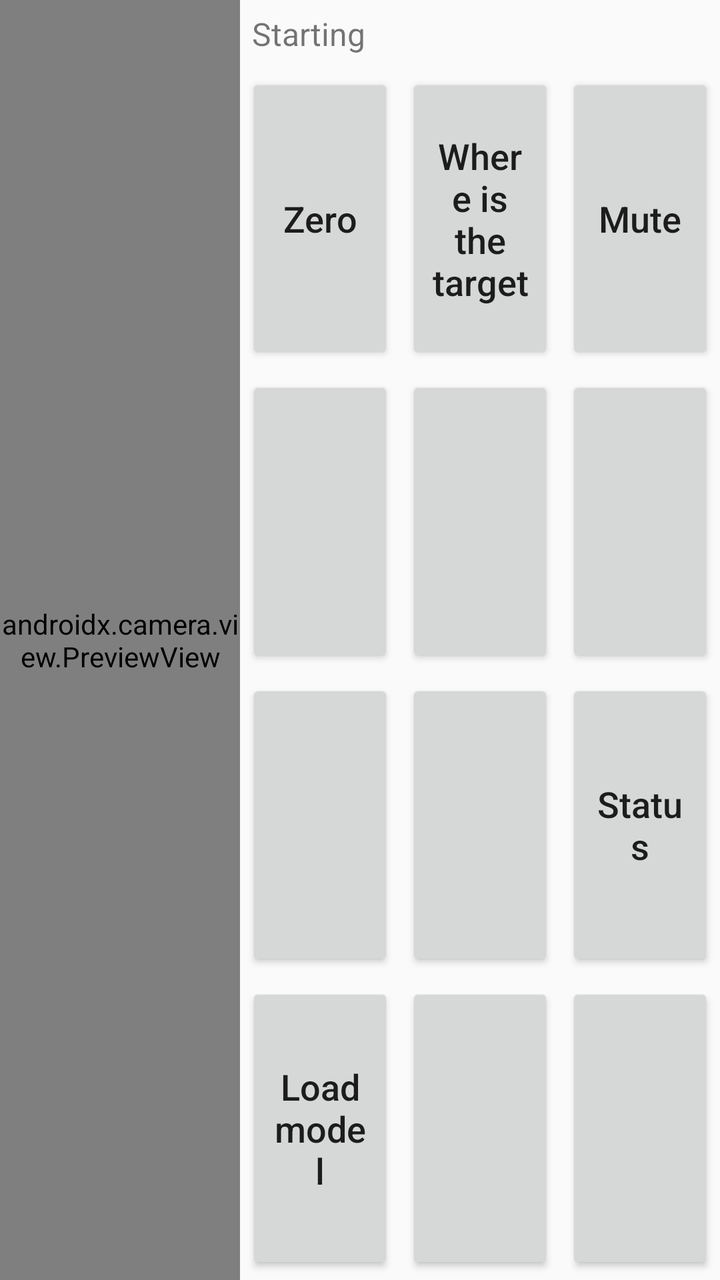
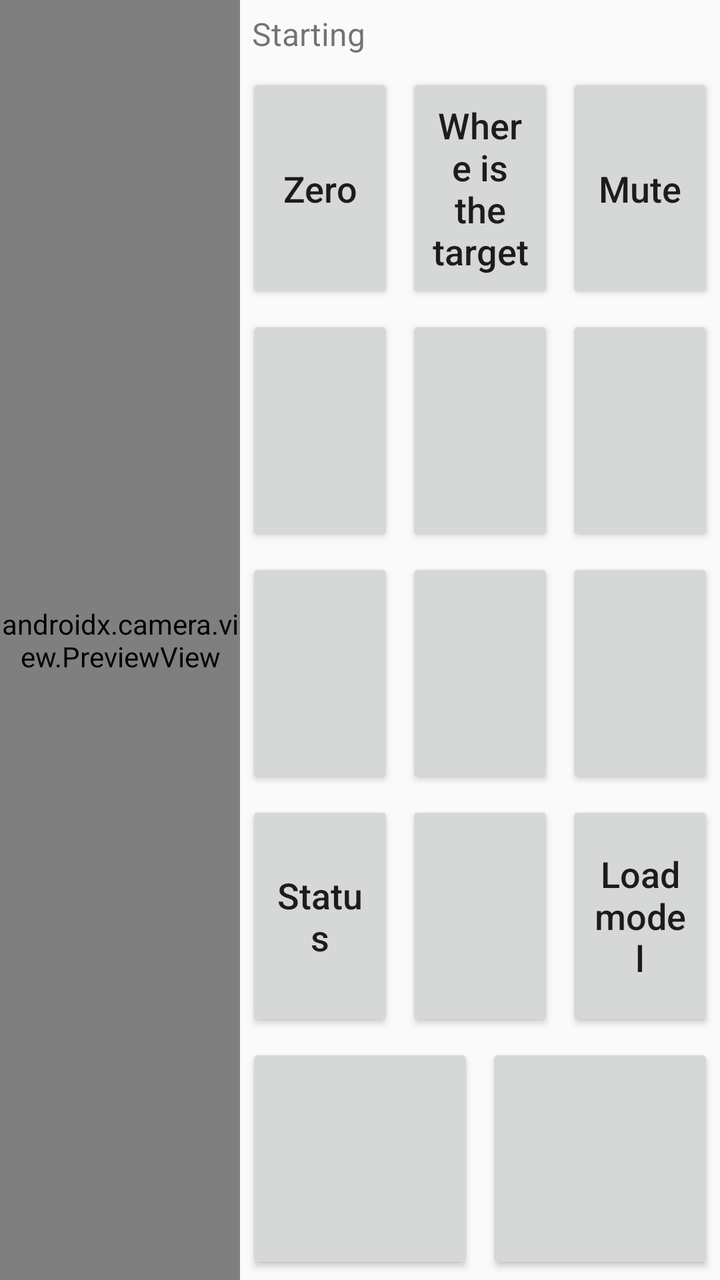

Two renders of the same Android screen: before a commit and after it. Below are the layout's source before the change and the commit's diff.
<!-- AndroidManifest.xml: application theme Theme.AudioTarget -->
<!-- res/layout/activity_main.xml -->
<?xml version="1.0" encoding="utf-8"?>
<LinearLayout xmlns:android="http://schemas.android.com/apk/res/android"
    android:layout_width="match_parent"
    android:layout_height="match_parent"
    android:orientation="horizontal">

    <androidx.camera.view.PreviewView
        android:id="@+id/preview"
        android:layout_width="0dp"
        android:layout_height="match_parent"
        android:layout_weight="1"
        android:importantForAccessibility="no" />

    <LinearLayout
        android:layout_width="0dp"
        android:layout_height="match_parent"
        android:layout_weight="2"
        android:orientation="vertical">

        <TextView
            android:id="@+id/status"
            android:layout_width="match_parent"
            android:layout_height="wrap_content"
            android:accessibilityLiveRegion="polite"
            android:padding="6dp"
            android:text="Starting"
            android:textSize="16sp" />

        <LinearLayout style="@style/Row">
            <Button android:id="@+id/btn_zero" style="@style/BigButton" android:text="Zero" />
            <Button android:id="@+id/btn_where" style="@style/BigButton" android:text="Where is the target" />
            <Button android:id="@+id/btn_mute" style="@style/BigButton" android:text="Mute" />
        </LinearLayout>

        <LinearLayout style="@style/Row">
            <Button android:id="@+id/btn_zoom" style="@style/BigButton" />
            <Button android:id="@+id/btn_pace" style="@style/BigButton" />
            <Button android:id="@+id/btn_track" style="@style/BigButton" />
        </LinearLayout>

        <LinearLayout style="@style/Row">
            <Button android:id="@+id/btn_step" style="@style/BigButton" />
            <Button android:id="@+id/btn_conf" style="@style/BigButton" />
            <Button android:id="@+id/btn_status" style="@style/BigButton" android:text="Status" />
        </LinearLayout>

        <LinearLayout style="@style/Row">
            <Button android:id="@+id/btn_model" style="@style/BigButton" android:text="Load model" />
            <Button android:id="@+id/btn_keys" style="@style/BigButton" />
            <Button android:id="@+id/btn_announce" style="@style/BigButton" />
        </LinearLayout>
    </LinearLayout>
</LinearLayout>
<!-- resources referenced by this layout -->
<resources>
  <style name="BigButton" parent="Widget.AppCompat.Button">
          <item name="android:layout_width">0dp</item>
          <item name="android:layout_height">match_parent</item>
          <item name="android:layout_weight">1</item>
          <item name="android:layout_margin">3dp</item>
          <item name="android:textSize">18sp</item>
          <item name="android:textAllCaps">false</item>
          <item name="android:minHeight">72dp</item>
      </style>
  <style name="Row">
          <item name="android:layout_width">match_parent</item>
          <item name="android:layout_height">0dp</item>
          <item name="android:layout_weight">1</item>
          <item name="android:orientation">horizontal</item>
      </style>
  <style name="Theme.AudioTarget" parent="Theme.AppCompat.DayNight.NoActionBar" />
</resources>

<!-- the commit's change to res/layout/activity_main.xml (unified diff, before → after) -->
@@ -33,19 +33,24 @@
         </LinearLayout>
 
         <LinearLayout style="@style/Row">
+            <Button android:id="@+id/btn_lookfor" style="@style/BigButton" />
             <Button android:id="@+id/btn_zoom" style="@style/BigButton" />
             <Button android:id="@+id/btn_pace" style="@style/BigButton" />
-            <Button android:id="@+id/btn_track" style="@style/BigButton" />
         </LinearLayout>
 
         <LinearLayout style="@style/Row">
+            <Button android:id="@+id/btn_track" style="@style/BigButton" />
             <Button android:id="@+id/btn_step" style="@style/BigButton" />
             <Button android:id="@+id/btn_conf" style="@style/BigButton" />
-            <Button android:id="@+id/btn_status" style="@style/BigButton" android:text="Status" />
         </LinearLayout>
 
         <LinearLayout style="@style/Row">
+            <Button android:id="@+id/btn_status" style="@style/BigButton" android:text="Status" />
+            <Button android:id="@+id/btn_modelsrc" style="@style/BigButton" />
             <Button android:id="@+id/btn_model" style="@style/BigButton" android:text="Load model" />
+        </LinearLayout>
+
+        <LinearLayout style="@style/Row">
             <Button android:id="@+id/btn_keys" style="@style/BigButton" />
             <Button android:id="@+id/btn_announce" style="@style/BigButton" />
         </LinearLayout>
